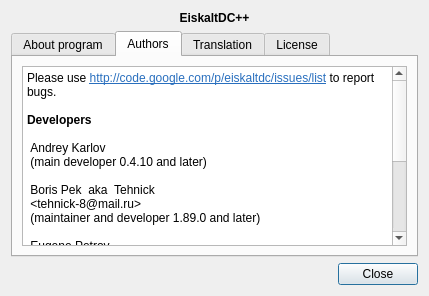
eiskaltdcpp/eiskaltdcpp, file eiskaltdcpp/ui/UIAbout.ui: the form before one commit.
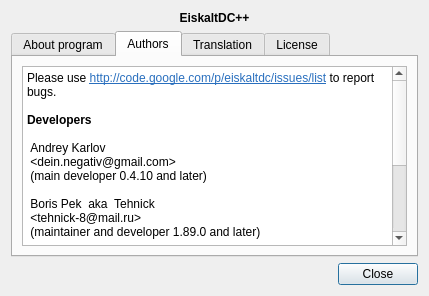
The form after the commit. The open tabs and pages were chosen to show the change.

Commit message: изменения в файле COPYING и исправления в диалоге о программе

Patch:
```diff
--- a/eiskaltdcpp/ui/UIAbout.ui
+++ b/eiskaltdcpp/ui/UIAbout.ui
@@ -79,11 +79,20 @@
 &lt;p style=&quot; margin-top:0px; margin-bottom:0px; margin-left:0px; margin-right:0px; -qt-block-indent:0; text-indent:0px;&quot;&gt;&lt;span style=&quot; font-weight:600;&quot;&gt;Developers&lt;/span&gt;&lt;/p&gt;
 &lt;p style=&quot;-qt-paragraph-type:empty; margin-top:0px; margin-bottom:0px; margin-left:0px; margin-right:0px; -qt-block-indent:0; text-indent:0px; font-weight:600;&quot;&gt;&lt;/p&gt;
 &lt;p style=&quot; margin-top:0px; margin-bottom:0px; margin-left:0px; margin-right:0px; -qt-block-indent:0; text-indent:0px;&quot;&gt;&lt;span style=&quot; font-weight:600;&quot;&gt; &lt;/span&gt;Andrey Karlov&lt;/p&gt;
+&lt;p style=&quot; margin-top:0px; margin-bottom:0px; margin-left:0px; margin-right:0px; -qt-block-indent:0; text-indent:0px;&quot;&gt; &amp;lt;dein.negativ@gmail.com&amp;gt;&lt;/p&gt;
 &lt;p style=&quot; margin-top:0px; margin-bottom:0px; margin-left:0px; margin-right:0px; -qt-block-indent:0; text-indent:0px;&quot;&gt; (main developer 0.4.10 and later)&lt;/p&gt;
 &lt;p style=&quot;-qt-paragraph-type:empty; margin-top:0px; margin-bottom:0px; margin-left:0px; margin-right:0px; -qt-block-indent:0; text-indent:0px;&quot;&gt;&lt;/p&gt;
 &lt;p style=&quot; margin-top:0px; margin-bottom:0px; margin-left:0px; margin-right:0px; -qt-block-indent:0; text-indent:0px;&quot;&gt; Boris Pek  aka  Tehnick&lt;/p&gt;
 &lt;p style=&quot; margin-top:0px; margin-bottom:0px; margin-left:0px; margin-right:0px; -qt-block-indent:0; text-indent:0px;&quot;&gt; &amp;lt;tehnick-8@mail.ru&amp;gt;&lt;br /&gt; (maintainer and developer 1.89.0 and later)&lt;br /&gt;&lt;/p&gt;
-&lt;p style=&quot; margin-top:0px; margin-bottom:0px; margin-left:0px; margin-right:0px; -qt-block-indent:0; text-indent:0px;&quot;&gt; Eugene Petrov&lt;br /&gt; (maintainer and developer 0.4.10 and later)&lt;br /&gt;&lt;br /&gt;&lt;span style=&quot; font-weight:600;&quot;&gt;Logo&lt;/span&gt;&lt;br /&gt;&lt;br /&gt; Uladzimir Bely&lt;br /&gt; (version 0.4.10 and later)&lt;br /&gt;&lt;br /&gt;&lt;span style=&quot; font-weight:600;&quot;&gt;Splash Screen Logo&lt;/span&gt;&lt;br /&gt;&lt;br /&gt; Uladzimir Bely&lt;/p&gt;&lt;/body&gt;&lt;/html&gt;</string>
+&lt;p style=&quot; margin-top:0px; margin-bottom:0px; margin-left:0px; margin-right:0px; -qt-block-indent:0; text-indent:0px;&quot;&gt; Eugene Petrov&lt;/p&gt;
+&lt;p style=&quot; margin-top:0px; margin-bottom:0px; margin-left:0px; margin-right:0px; -qt-block-indent:0; text-indent:0px;&quot;&gt; &amp;lt;dhamp@ya.ru&amp;gt;&lt;br /&gt; (maintainer and developer 0.4.10 and later)&lt;br /&gt;&lt;br /&gt;&lt;span style=&quot; font-weight:600;&quot;&gt;Logo and Splash Screen Logo&lt;/span&gt;&lt;br /&gt;&lt;br /&gt; Uladzimir Bely&lt;/p&gt;
+&lt;p style=&quot; margin-top:0px; margin-bottom:0px; margin-left:0px; margin-right:0px; -qt-block-indent:0; text-indent:0px;&quot;&gt; &amp;lt;wiselord1983@gmail.com&amp;gt;&lt;br /&gt; (version 0.4.10 and later)&lt;/p&gt;&lt;/body&gt;&lt;/html&gt;</string>
+         </property>
+         <property name="openExternalLinks">
+          <bool>true</bool>
+         </property>
+         <property name="openLinks">
+          <bool>false</bool>
          </property>
         </widget>
        </item>
```
Left out of the diff: 8 changed lines with no effect on the pictures. The commit also changes 1 other file.
